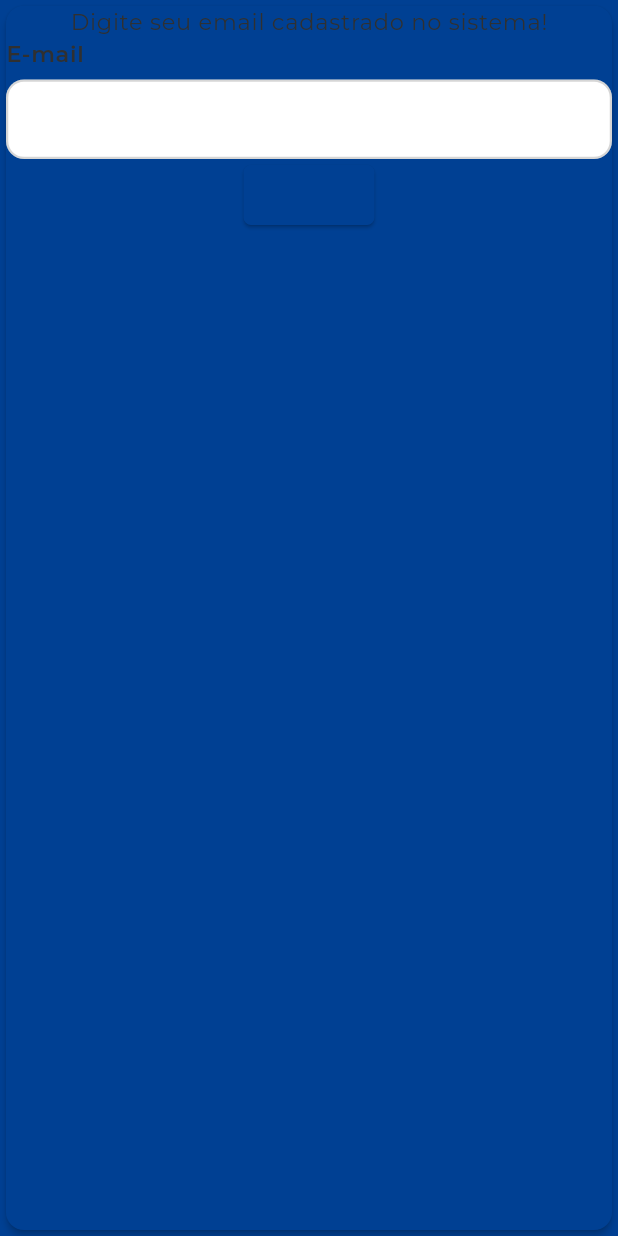
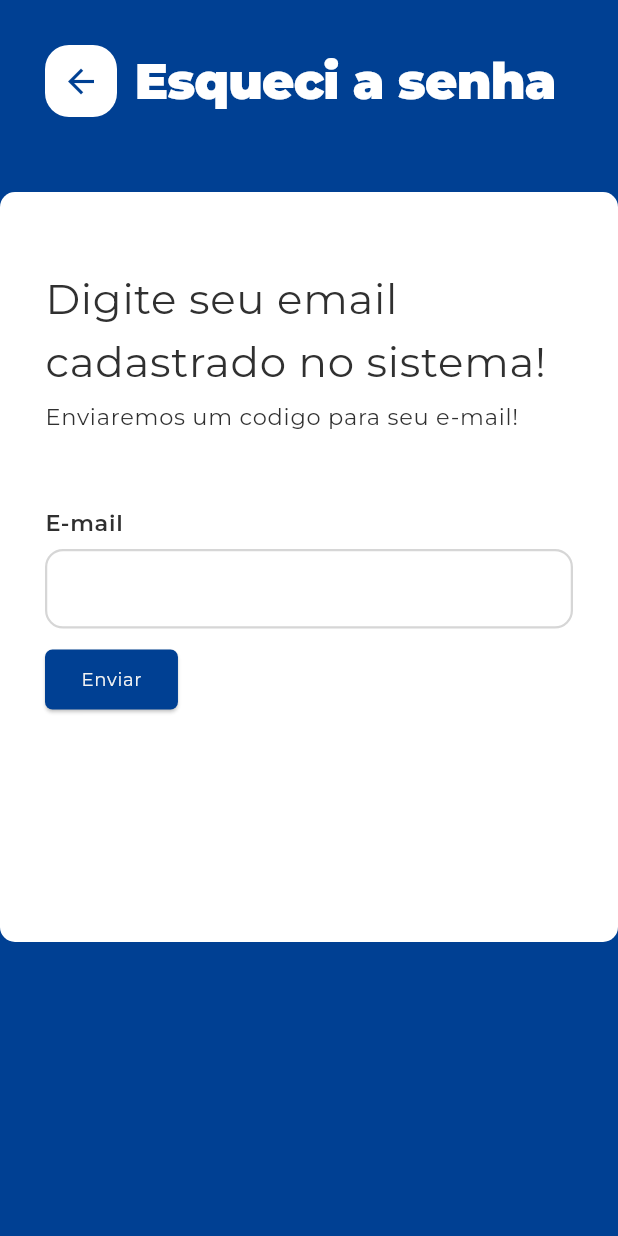
Before and after one commit to Weberth1233/SGPI-NIT, a Flutter app: the ForgotPasswordPage screen opened by its route, on a phone screen of 412 x 824 dp. Run offline on Flutter 3.47's test engine with Material 3 defaults, Android fonts, the light colour scheme and no system bars; our stand-ins replace dartz, file_picker, get, google_fonts, shared_preferences, web; missing offline and left inert: dart:js_interop; accounts and stored records are empty.

Commit message:
Criando tela de esqueci senha para digitar o email issue #65

```diff
--- a/nit_sgpi_frontend/lib/presentation/core/routes/my_routes.dart
+++ b/nit_sgpi_frontend/lib/presentation/core/routes/my_routes.dart
@@ -30,26 +30,45 @@ class MyRoutes {
       binding: RegisterBindings(),
     ),
 
-    GetPage(name: "/forgot-password", page:() => ForgotPasswordPage()),
+    GetPage(name: "/forgot-password", page: () => ForgotPasswordPage()),
 
     GetPage(name: "/home", page: () => HomePage(), binding: HomeBindings()),
 
-    GetPage(name: "/user-logged", page: () => RegisterPage(isEditMode: true,), binding: RegisterBindings()),
+    GetPage(
+      name: "/user-logged",
+      page: () => RegisterPage(isEditMode: true),
+      binding: RegisterBindings(),
+    ),
 
-    GetPage(name: "/process", page: () => ProcessPage(), binding: UserBindings()),
+    GetPage(
+      name: "/process",
+      page: () => ProcessPage(),
+      binding: UserBindings(),
+    ),
 
+    GetPage(
+      name: "/process-edit",
+      page: () => ProcessPage(isEditMode: true),
+      binding: UserBindings(),
+    ),
 
-    GetPage(name: "/process-edit", page: () => ProcessPage(isEditMode: true,), binding: UserBindings()),
+    GetPage(
+      name: "/home/process-detail/:id",
+      page: () => ProcessDetailPage(),
+      binding: ProcessDetailBindings(),
+    ),
 
+    GetPage(
+      name: "/process-detail/attachments",
+      page: () => AttachmentsPage(),
+      binding: AttachmentsBindigs(),
+    ),
 
-    GetPage(name: "/home/process-detail/:id", page:() =>  ProcessDetailPage(), binding: ProcessDetailBindings()),
-
-    GetPage(name: "/process-detail/attachments", page:() => AttachmentsPage(), binding: AttachmentsBindigs()),
-
-    GetPage(name: "/process-detail/justification", page:() => JustificationPage(), binding: JustificationBindings()),
-
-
-
+    GetPage(
+      name: "/process-detail/justification",
+      page: () => JustificationPage(),
+      binding: JustificationBindings(),
+    ),
 
     GetPage(
       name: '/process/ip_types',
--- a/nit_sgpi_frontend/lib/presentation/pages/auth/password_reset/forgot_password_page.dart
+++ b/nit_sgpi_frontend/lib/presentation/pages/auth/password_reset/forgot_password_page.dart
@@ -1,4 +1,5 @@
 import 'package:flutter/material.dart';
+import 'package:get/get.dart';
 import 'package:nit_sgpi_frontend/presentation/shared/widgets/custom_text_field.dart';
 
 class ForgotPasswordPage extends StatelessWidget {
@@ -6,18 +7,86 @@ class ForgotPasswordPage extends StatelessWidget {
 
   @override
   Widget build(BuildContext context) {
-
     TextEditingController email = TextEditingController();
+    final theme = Theme.of(context);
 
     return Scaffold(
-      body: Center(
-        child: Card(
-          child: Column(children: [
-            Text("Digite seu email cadastrado no sistema!"),
-            CustomTextField(controller: email, label: "E-mail"),
-            ElevatedButton(onPressed: (){}, child: Text("Enviar"))
-          ],),
-        ),
+      body: Column(
+        crossAxisAlignment: CrossAxisAlignment.start,
+        mainAxisAlignment: MainAxisAlignment.start,
+        children: [
+          Padding(
+            padding: const EdgeInsets.only(top: 30, left: 30),
+            child: Row(
+              children: [
+                Container(
+                  width: 48,
+                  height: 48,
+                  decoration: BoxDecoration(
+                    color: theme.colorScheme.surface,
+                    borderRadius: BorderRadius.circular(16),
+                  ),
+                  child: IconButton(
+                    onPressed: () => Get.back(),
+                    icon: Icon(
+                      Icons.arrow_back,
+                      size: 26,
+                      color: theme.colorScheme.primary,
+                    ),
+                  ),
+                ),
+                const SizedBox(width: 12),
+                Expanded(
+                  child: Text(
+                    "Esqueci a senha",
+                    style: theme.textTheme.headlineSmall?.copyWith(
+                      color: theme.colorScheme.surface,
+                      fontWeight: FontWeight.w900,
+                      letterSpacing: -0.5,
+                    ),
+                  ),
+                ),
+              ],
+            ),
+          ),
+          SizedBox(height: 50,),
+          Center(
+            child: Container(
+              padding: EdgeInsets.symmetric(horizontal: 30, vertical: 50),
+              decoration: BoxDecoration(
+                borderRadius: BorderRadius.circular(10),
+                color: Colors.white,
+              ),
+              height: 500,
+              width: 500,
+              child: Column(
+                crossAxisAlignment: CrossAxisAlignment.start,
+                children: [
+                  Text(
+                    "Digite seu email cadastrado no sistema!",
+                    style: theme.textTheme.bodyLarge,
+                  ),
+                  SizedBox(height: 5),
+                  Text("Enviaremos um codigo para seu e-mail!"),
+                  SizedBox(height: 50),
+
+                  CustomTextField(controller: email, label: "E-mail"),
+                  SizedBox(height: 10),
+
+                  ElevatedButton(
+                    onPressed: () {},
+                    child: Text(
+                      "Enviar",
+                      style: theme.textTheme.bodySmall!.copyWith(
+                        color: theme.colorScheme.onSecondary,
+                      ),
+                    ),
+                  ),
+                ],
+              ),
+            ),
+          ),
+        ],
       ),
     );
   }
```
